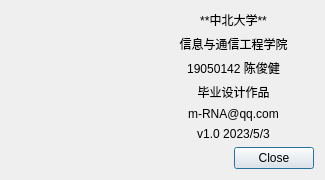
First picture: the form in about/about.ui, repository m-RNA/TemperatureSelfCorrectionBasedOnQtSerial, before the edit.
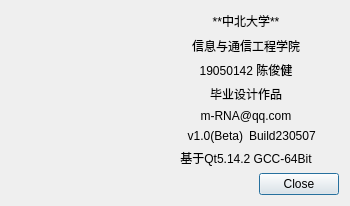
Second picture: the form after the edit. Icons and pictures are not drawn.

Commit message: 修正：关于->自动获取编译日期

The edit to the form file:
```diff
--- a/about/about.ui
+++ b/about/about.ui
@@ -6,8 +6,8 @@
    <rect>
     <x>0</x>
     <y>0</y>
-    <width>325</width>
-    <height>175</height>
+    <width>350</width>
+    <height>190</height>
    </rect>
   </property>
   <property name="minimumSize">
@@ -19,14 +19,14 @@
   <property name="maximumSize">
    <size>
     <width>350</width>
-    <height>180</height>
+    <height>200</height>
    </size>
   </property>
   <property name="windowTitle">
    <string>关于</string>
   </property>
   <layout class="QGridLayout" name="gridLayout">
-   <item row="0" column="1">
+   <item row="0" column="1" rowspan="7">
     <widget class="QLabel" name="label">
      <property name="sizePolicy">
       <sizepolicy hsizetype="Fixed" vsizetype="Fixed">
@@ -63,83 +63,6 @@
      </property>
     </widget>
    </item>
-   <item row="0" column="2">
-    <layout class="QVBoxLayout" name="verticalLayout">
-     <item>
-      <widget class="QLabel" name="label_2">
-       <property name="text">
-        <string>**中北大学**</string>
-       </property>
-       <property name="textFormat">
-        <enum>Qt::MarkdownText</enum>
-       </property>
-       <property name="alignment">
-        <set>Qt::AlignCenter</set>
-       </property>
-      </widget>
-     </item>
-     <item>
-      <widget class="QLabel" name="label_7">
-       <property name="text">
-        <string>信息与通信工程学院</string>
-       </property>
-       <property name="alignment">
-        <set>Qt::AlignCenter</set>
-       </property>
-      </widget>
-     </item>
-     <item>
-      <widget class="QLabel" name="label_8">
-       <property name="text">
-        <string>19050142 陈俊健</string>
-       </property>
-       <property name="alignment">
-        <set>Qt::AlignCenter</set>
-       </property>
-      </widget>
-     </item>
-     <item>
-      <widget class="QLabel" name="label_6">
-       <property name="text">
-        <string>毕业设计作品</string>
-       </property>
-       <property name="alignment">
-        <set>Qt::AlignCenter</set>
-       </property>
-      </widget>
-     </item>
-     <item>
-      <widget class="QLabel" name="label_5">
-       <property name="text">
-        <string>m-RNA@qq.com</string>
-       </property>
-       <property name="alignment">
-        <set>Qt::AlignCenter</set>
-       </property>
-      </widget>
-     </item>
-     <item>
-      <widget class="QLabel" name="label_3">
-       <property name="text">
-        <string>v1.0 2023/5/3</string>
-       </property>
-       <property name="alignment">
-        <set>Qt::AlignCenter</set>
-       </property>
-      </widget>
-     </item>
-    </layout>
-   </item>
-   <item row="1" column="1" colspan="2">
-    <widget class="QDialogButtonBox" name="buttonBox">
-     <property name="orientation">
-      <enum>Qt::Horizontal</enum>
-     </property>
-     <property name="standardButtons">
-      <set>QDialogButtonBox::Close</set>
-     </property>
-    </widget>
-   </item>
    <item row="0" column="0">
     <spacer name="horizontalSpacer">
      <property name="orientation">
@@ -156,6 +79,99 @@
      </property>
     </spacer>
    </item>
+   <item row="5" column="2">
+    <widget class="QLabel" name="lbVersion">
+     <property name="text">
+      <string>v1.0(Beta)</string>
+     </property>
+     <property name="alignment">
+      <set>Qt::AlignRight|Qt::AlignTrailing|Qt::AlignVCenter</set>
+     </property>
+    </widget>
+   </item>
+   <item row="5" column="3">
+    <widget class="QLabel" name="lbBuildDate">
+     <property name="text">
+      <string>Build230507</string>
+     </property>
+     <property name="alignment">
+      <set>Qt::AlignLeading|Qt::AlignLeft|Qt::AlignVCenter</set>
+     </property>
+    </widget>
+   </item>
+   <item row="7" column="1" colspan="3">
+    <widget class="QDialogButtonBox" name="buttonBox">
+     <property name="orientation">
+      <enum>Qt::Horizontal</enum>
+     </property>
+     <property name="standardButtons">
+      <set>QDialogButtonBox::Close</set>
+     </property>
+    </widget>
+   </item>
+   <item row="4" column="2" colspan="2">
+    <widget class="QLabel" name="label_5">
+     <property name="text">
+      <string>m-RNA@qq.com</string>
+     </property>
+     <property name="alignment">
+      <set>Qt::AlignCenter</set>
+     </property>
+    </widget>
+   </item>
+   <item row="3" column="2" colspan="2">
+    <widget class="QLabel" name="label_6">
+     <property name="text">
+      <string>毕业设计作品</string>
+     </property>
+     <property name="alignment">
+      <set>Qt::AlignCenter</set>
+     </property>
+    </widget>
+   </item>
+   <item row="2" column="2" colspan="2">
+    <widget class="QLabel" name="label_8">
+     <property name="text">
+      <string>19050142 陈俊健</string>
+     </property>
+     <property name="alignment">
+      <set>Qt::AlignCenter</set>
+     </property>
+    </widget>
+   </item>
+   <item row="1" column="2" colspan="2">
+    <widget class="QLabel" name="label_7">
+     <property name="text">
+      <string>信息与通信工程学院</string>
+     </property>
+     <property name="alignment">
+      <set>Qt::AlignCenter</set>
+     </property>
+    </widget>
+   </item>
+   <item row="0" column="2" colspan="2">
+    <widget class="QLabel" name="label_2">
+     <property name="text">
+      <string>**中北大学**</string>
+     </property>
+     <property name="textFormat">
+      <enum>Qt::MarkdownText</enum>
+     </property>
+     <property name="alignment">
+      <set>Qt::AlignCenter</set>
+     </property>
+    </widget>
+   </item>
+   <item row="6" column="2" colspan="2">
+    <widget class="QLabel" name="label_9">
+     <property name="text">
+      <string>基于Qt5.14.2 GCC-64Bit</string>
+     </property>
+     <property name="alignment">
+      <set>Qt::AlignCenter</set>
+     </property>
+    </widget>
+   </item>
   </layout>
  </widget>
  <resources>
```
The commit also changes 1 other file.
